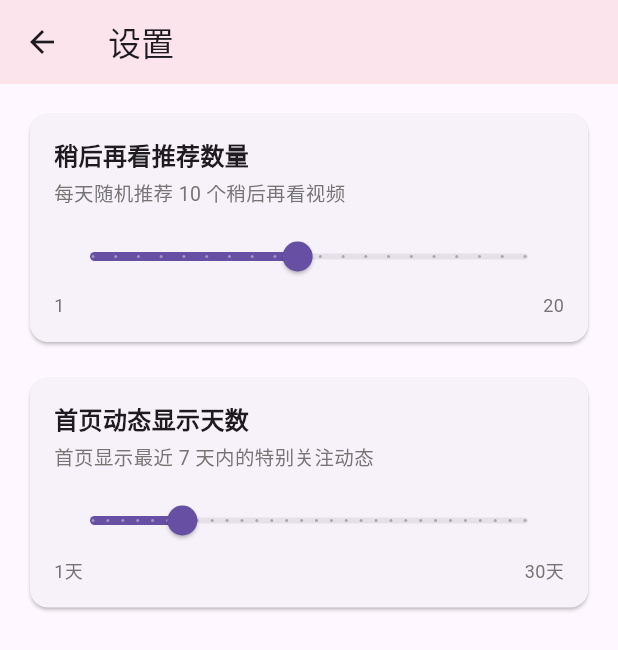
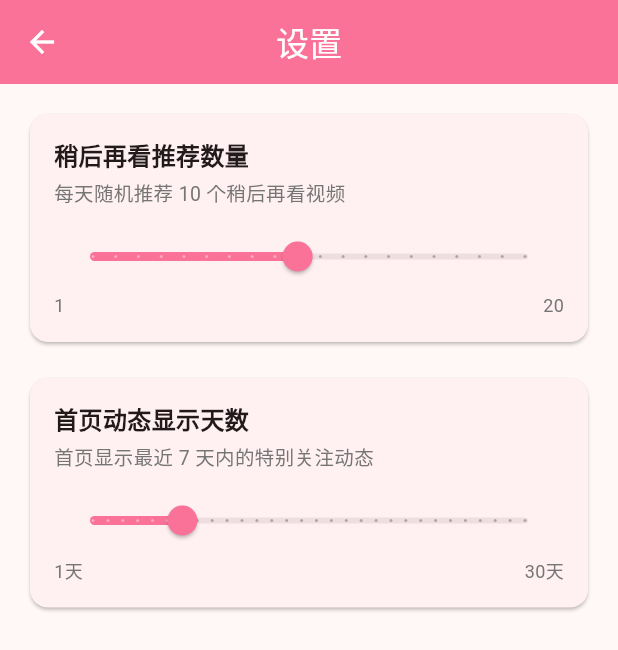
Before and after one commit to betadust/remedy, a Flutter app: the ProfilePage screen opened directly, after a tap on "设置", on a phone screen of 412 x 824 dp. Shown: the top 650 px of the screen. Run offline on Flutter 3.47's test engine with Material 3 defaults, Android fonts, the phone set to English and light mode, and no system bars; our stand-ins replace qr_flutter, shared_preferences; missing offline and left inert: bilibili_api; accounts and stored records are empty.

Commit message:
UI主题统一

```diff
--- a/lib/components/Favorite/FavoriteVideoCard.dart
+++ b/lib/components/Favorite/FavoriteVideoCard.dart
@@ -2,6 +2,7 @@
 import 'package:flutter/material.dart';
 import 'package:url_launcher/url_launcher.dart';
 
+import '../../constants/app_colors.dart';
 import '../../models/favorite.dart';
 
 class FavoriteVideoCard extends StatelessWidget {
@@ -64,9 +65,9 @@ class FavoriteVideoCard extends StatelessWidget {
                     const SizedBox(height: 4),
                     Text(
                       video.upperName,
-                      style: TextStyle(
+                      style: const TextStyle(
                         fontSize: 12,
-                        color: Colors.grey.shade600,
+                        color: AppColors.textSecondary,
                       ),
                     ),
                   ],
--- a/lib/components/Favorite/WatchLaterVideoCard.dart
+++ b/lib/components/Favorite/WatchLaterVideoCard.dart
@@ -2,6 +2,7 @@
 import 'package:flutter/material.dart';
 import 'package:url_launcher/url_launcher.dart';
 
+import '../../constants/app_colors.dart';
 import '../../models/watch_later.dart';
 
 /// 竖版视频卡片（两列网格用）：封面在上、标题在下
@@ -73,7 +74,7 @@ class WatchLaterVideoCard extends StatelessWidget {
                       style: TextStyle(
                         fontSize: 11,
                         height: 1.3,
-                        color: Colors.grey.shade600,
+                        color: AppColors.textSecondary,
                       ),
                     ),
                   ),
--- a/lib/components/Home/FeedVideoCard.dart
+++ b/lib/components/Home/FeedVideoCard.dart
@@ -2,6 +2,7 @@
 import 'package:flutter/material.dart';
 import 'package:url_launcher/url_launcher.dart';
 
+import '../../constants/app_colors.dart';
 import '../../models/home_feed.dart';
 
 /// 首页视频动态卡片：封面 + 标题 + UP主 + 时长
@@ -102,9 +103,9 @@ class FeedVideoCard extends StatelessWidget {
                           item.authorName,
                           maxLines: 1,
                           overflow: TextOverflow.ellipsis,
-                          style: TextStyle(
+                          style: const TextStyle(
                             fontSize: 13,
-                            color: Colors.grey.shade600,
+                            color: AppColors.textSecondary,
                           ),
                         ),
                       ),
--- a/lib/components/Login/LoginStatusCard.dart
+++ b/lib/components/Login/LoginStatusCard.dart
@@ -2,6 +2,7 @@
 import 'package:flutter/material.dart';
 import 'package:provider/provider.dart';
 
+import '../../constants/app_colors.dart';
 import '../../stores/user_store.dart';
 
 class LoginStatusCard extends StatelessWidget {
@@ -21,7 +22,9 @@ class LoginStatusCard extends StatelessWidget {
           status.isNotEmpty ? status : '请打开哔哩哔哩App扫码',
           style: TextStyle(
             fontSize: 16,
-            color: status.contains('成功') ? Colors.green : Colors.grey.shade600,
+            color: status.contains('成功')
+                ? Colors.green
+                : AppColors.textSecondary,
           ),
           textAlign: TextAlign.center,
         ),
--- a/lib/components/Profile/UserAvatarCard.dart
+++ b/lib/components/Profile/UserAvatarCard.dart
@@ -2,6 +2,7 @@
 import 'package:flutter/material.dart';
 import 'package:provider/provider.dart';
 
+import '../../constants/app_colors.dart';
 import '../../models/user_info.dart';
 import '../../stores/user_store.dart';
 
@@ -39,9 +40,9 @@ class UserAvatarCard extends StatelessWidget {
                     ),
                     Text(
                       user != null ? '已登录' : '点击登录',
-                      style: TextStyle(
+                      style: const TextStyle(
                         fontSize: 14,
-                        color: Colors.grey.shade600,
+                        color: AppColors.textSecondary,
                       ),
                     ),
                   ],
--- a/lib/components/Profile/UtilCard.dart
+++ b/lib/components/Profile/UtilCard.dart
@@ -4,6 +4,7 @@ import 'package:flutter/cupertino.dart';
 import 'package:flutter/material.dart';
 import 'package:provider/provider.dart';
 
+import '../../constants/app_colors.dart';
 import '../../stores/user_store.dart';
 
 class UtilCard extends StatelessWidget {
@@ -27,7 +28,7 @@ class UtilCard extends StatelessWidget {
           _buildMenuItem(
             Icons.logout,
             '切换账号',
-            color: Colors.blue,
+            color: AppColors.biliPink,
             onTap: () {
               userStore.logout();
               Navigator.pushNamed(context, '/login');
--- /dev/null
+++ b/lib/constants/app_colors.dart
@@ -0,0 +1,20 @@
+// constants/app_colors.dart
+import 'package:flutter/material.dart';
+
+/// B 站标准色板
+class AppColors {
+  /// B 站主色（品牌粉）
+  static const Color biliPink = Color(0xFFFB7299);
+
+  /// 浅粉背景（替代 pink.shade50）
+  static const Color biliPinkLight = Color(0xFFFFEDF2);
+
+  /// 主文字色
+  static const Color textPrimary = Colors.black87;
+
+  /// 次要文字色（替代 grey.shade600）
+  static const Color textSecondary = Color(0xFF757575);
+
+  /// 分割线色
+  static const Color divider = Color(0xFFEEEEEE);
+}
--- a/lib/pages/Favorite/index.dart
+++ b/lib/pages/Favorite/index.dart
@@ -16,8 +16,6 @@ class FavoritePage extends StatelessWidget {
     return Scaffold(
       appBar: AppBar(
         title: const Text('收藏'),
-        backgroundColor: Color(0xFFFB8FAF),
-        elevation: 0,
       ),
       body: DefaultTabController(
         length: 2,
--- a/lib/pages/Home/index.dart
+++ b/lib/pages/Home/index.dart
@@ -18,8 +18,6 @@ class HomePage extends StatelessWidget {
     return Scaffold(
       appBar: AppBar(
         title: const Text('首页'),
-        backgroundColor: Color(0xFFFB8FAF),
-        elevation: 0,
         actions: [
           IconButton(
             icon: const Icon(Icons.notifications_outlined),
--- a/lib/pages/Login/index.dart
+++ b/lib/pages/Login/index.dart
@@ -48,8 +48,6 @@ class _LoginPageState extends State<LoginPage> {
     return Scaffold(
       appBar: AppBar(
         title: const Text('扫码登录'),
-        backgroundColor: Colors.pink.shade50,
-        elevation: 0,
       ),
       body: Center(
         child: Padding(
--- a/lib/pages/Profile/index.dart
+++ b/lib/pages/Profile/index.dart
@@ -12,8 +12,6 @@ class ProfilePage extends StatelessWidget {
     return Scaffold(
       appBar: AppBar(
         title: const Text('我的'),
-        backgroundColor: Colors.pink.shade50,
-        elevation: 0,
       ),
       body: ListView(
         padding: const EdgeInsets.all(16),
--- a/lib/pages/Settings/index.dart
+++ b/lib/pages/Settings/index.dart
@@ -2,6 +2,7 @@
 import 'package:flutter/material.dart';
 import 'package:provider/provider.dart';
 
+import '../../constants/app_colors.dart';
 import '../../stores/settings_store.dart';
 import '../../stores/user_store.dart';
 
@@ -15,8 +16,6 @@ class SettingsPage extends StatelessWidget {
     return Scaffold(
       appBar: AppBar(
         title: const Text('设置'),
-        backgroundColor: Colors.pink.shade50,
-        elevation: 0,
       ),
       body: ListView(
         padding: const EdgeInsets.all(16),
@@ -37,9 +36,9 @@ class SettingsPage extends StatelessWidget {
                   const SizedBox(height: 4),
                   Text(
                     '每天随机推荐 ${settingsStore.watchLaterCount} 个稍后再看视频',
-                    style: TextStyle(
+                    style: const TextStyle(
                       fontSize: 13,
-                      color: Colors.grey.shade600,
+                      color: AppColors.textSecondary,
                     ),
                   ),
                   const SizedBox(height: 8),
@@ -62,8 +61,8 @@ class SettingsPage extends StatelessWidget {
                   Row(
                     mainAxisAlignment: MainAxisAlignment.spaceBetween,
                     children: [
-                      Text('1', style: TextStyle(fontSize: 12, color: Colors.grey.shade600)),
-                      Text('20', style: TextStyle(fontSize: 12, color: Colors.grey.shade600)),
+                      Text('1', style: TextStyle(fontSize: 12, color: AppColors.textSecondary)),
+                      Text('20', style: TextStyle(fontSize: 12, color: AppColors.textSecondary)),
                     ],
                   ),
                 ],
@@ -87,9 +86,9 @@ class SettingsPage extends StatelessWidget {
                   const SizedBox(height: 4),
                   Text(
                     '首页显示最近 ${settingsStore.homeFeedDays} 天内的特别关注动态',
-                    style: TextStyle(
+                    style: const TextStyle(
                       fontSize: 13,
-                      color: Colors.grey.shade600,
+                      color: AppColors.textSecondary,
                     ),
                   ),
                   const SizedBox(height: 8),
@@ -112,8 +111,8 @@ class SettingsPage extends StatelessWidget {
                   Row(
                     mainAxisAlignment: MainAxisAlignment.spaceBetween,
                     children: [
-                      Text('1天', style: TextStyle(fontSize: 12, color: Colors.grey.shade600)),
-                      Text('30天', style: TextStyle(fontSize: 12, color: Colors.grey.shade600)),
+                      Text('1天', style: TextStyle(fontSize: 12, color: AppColors.textSecondary)),
+                      Text('30天', style: TextStyle(fontSize: 12, color: AppColors.textSecondary)),
                     ],
                   ),
                 ],
--- a/lib/routes/index.dart
+++ b/lib/routes/index.dart
@@ -6,6 +6,7 @@ import 'package:remedy/pages/Main/index.dart';
 import 'package:remedy/pages/Settings/index.dart';
 import '../stores/settings_store.dart';
 import '../stores/user_store.dart';
+import '../theme/app_theme.dart';
 
 
 // 返回App根级组件（已注册 Provider）
@@ -18,6 +19,7 @@ Widget getRootWidget() {
       ),
     ],
     child: MaterialApp(
+      theme: buildAppTheme(),
       //命名路由
       initialRoute: "/",
       routes: getRootRoutes(),
```
Also changed, not shown: lib/components/Favorite/WatchLaterBanner.dart (+8 -3 lines), lib/theme/app_theme.dart (added, +41 -0 lines).
